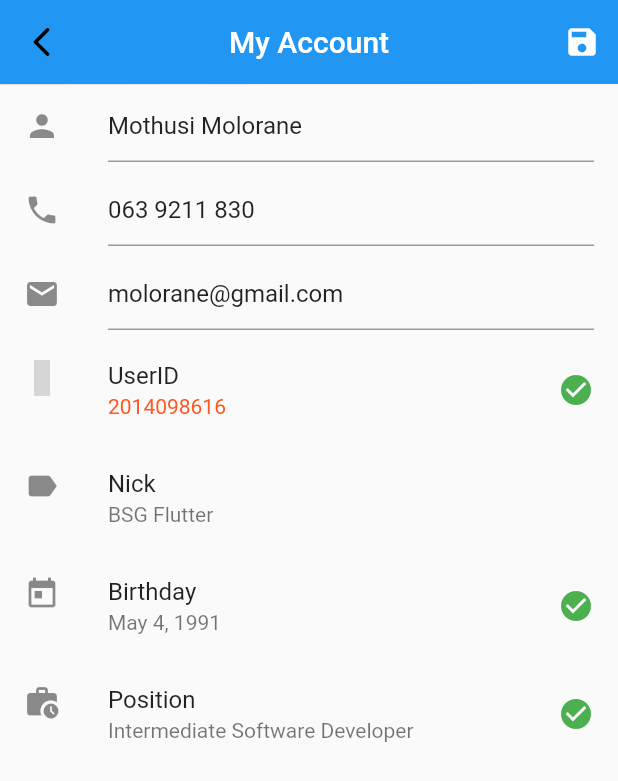
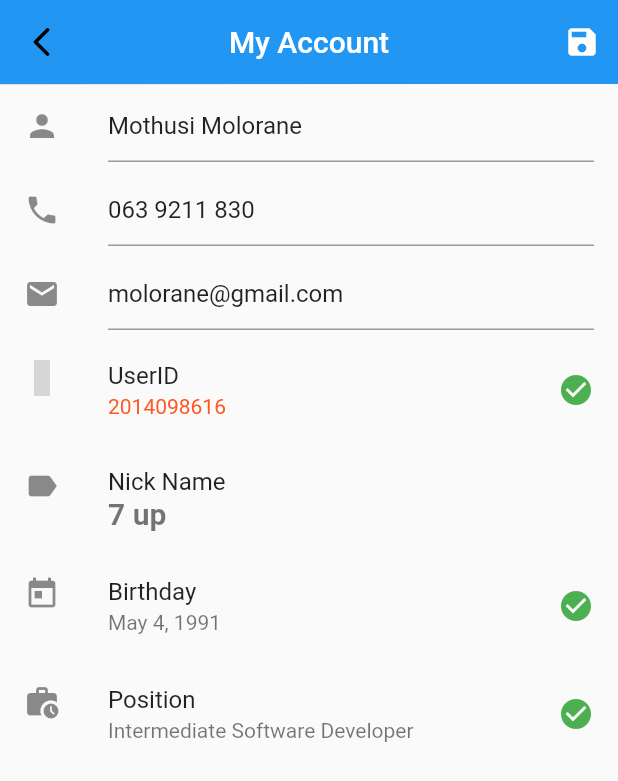
Before and after one commit to molorane/flutter-todo, a Flutter app: the MyAccountPage screen opened directly, on a phone screen of 412 x 824 dp. Shown: the top 781 px of the screen. Run offline on Flutter 3.47's test engine with Material 2 defaults, Android fonts, the phone set to English and light mode, and no system bars; our stand-ins replace awesome_notifications, built_collection, curved_navigation_bar, dio, equatable, flutter_riverpod and 6 more; missing offline and left inert: cross_file_image, openapi_generator_annotations, todo_api; generated files the repository leaves out were written again; grey boxes are pictures that could not be loaded.

Commit message:
profile info

```diff
--- a/lib/pages/profile/my.account.page.dart
+++ b/lib/pages/profile/my.account.page.dart
@@ -80,8 +80,12 @@ class _MyAccountPageState extends State<MyAccountPage> {
           ),
           new ListTile(
             leading: const Icon(Icons.label),
-            title: const Text('Nick'),
-            subtitle: const Text('BSG Flutter'),
+            title: const Text('Nick Name'),
+            subtitle: const Text('7 up',
+                style: TextStyle(
+                  fontSize: 20,
+                  fontWeight: FontWeight.bold,
+                )),
           ),
           new ListTile(
             leading: const Icon(Icons.today),
```
Also changed, not shown: lib/pages/home/home.page.dart (+2 -38 lines), lib/pages/home/widgets/profile.info.page.dart (added, +72 -0 lines).
